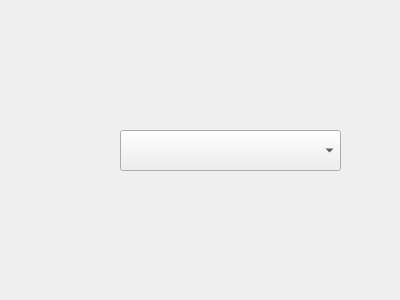
First picture: the form in test.ui, repository Kvancy/GameHall, before the edit.
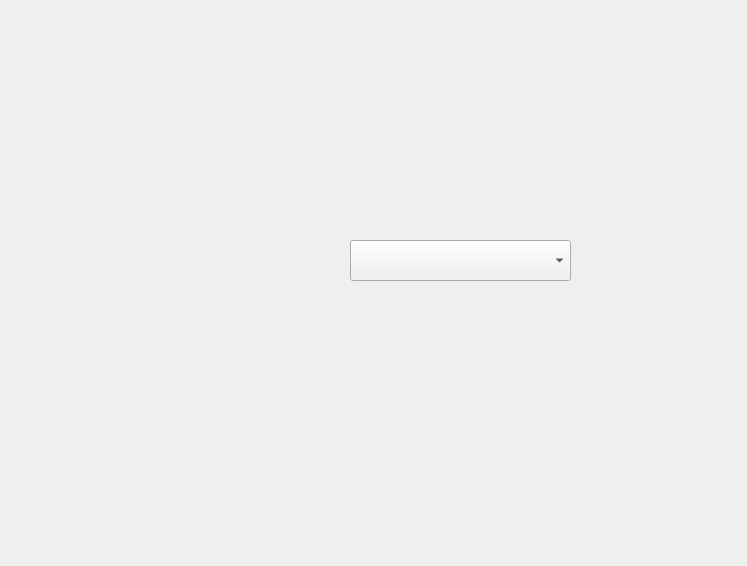
Second picture: the form after the edit.

The edit to the form file:
```diff
--- a/test.ui
+++ b/test.ui
@@ -6,22 +6,42 @@
    <rect>
     <x>0</x>
     <y>0</y>
-    <width>400</width>
-    <height>300</height>
+    <width>747</width>
+    <height>566</height>
    </rect>
   </property>
   <property name="windowTitle">
    <string>Form</string>
   </property>
-  <widget class="QComboBox" name="comboBox">
+  <widget class="QWidget" name="widget" native="true">
    <property name="geometry">
     <rect>
-     <x>120</x>
-     <y>130</y>
-     <width>221</width>
-     <height>41</height>
+     <x>330</x>
+     <y>230</y>
+     <width>271</width>
+     <height>301</height>
     </rect>
    </property>
+   <widget class="QWidget" name="widget_2" native="true">
+    <property name="geometry">
+     <rect>
+      <x>30</x>
+      <y>90</y>
+      <width>181</width>
+      <height>151</height>
+     </rect>
+    </property>
+   </widget>
+   <widget class="QComboBox" name="comboBox">
+    <property name="geometry">
+     <rect>
+      <x>20</x>
+      <y>10</y>
+      <width>221</width>
+      <height>41</height>
+     </rect>
+    </property>
+   </widget>
   </widget>
  </widget>
  <resources/>
```
